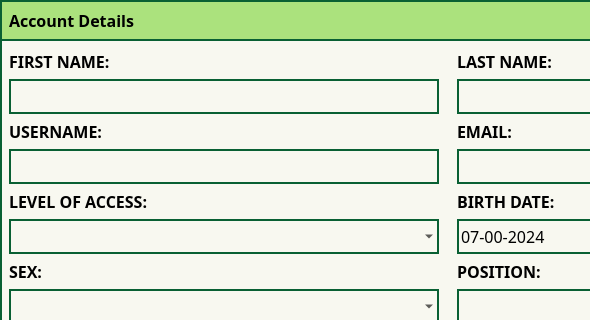
Before: the Qt Designer form Screens/MainMenuScreens/Security/Dialogs/DLog_UpdateUserDetails.ui in Bideiro/Ranil_project_py, drawn with Qt 5; both pictures show x 0 to 590 and y 0 to 320 of the 895 by 538 pixel window.
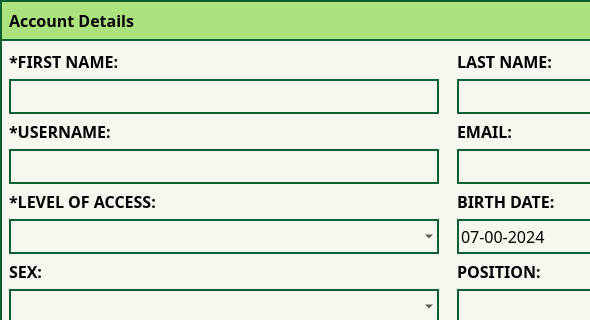
After: the same form once the commit is applied.

```diff
--- a/Screens/MainMenuScreens/Security/Dialogs/DLog_UpdateUserDetails.ui
+++ b/Screens/MainMenuScreens/Security/Dialogs/DLog_UpdateUserDetails.ui
@@ -144,7 +144,7 @@
                </font>
               </property>
               <property name="text">
-               <string>FIRST NAME:</string>
+               <string>*FIRST NAME:</string>
               </property>
              </widget>
             </item>
@@ -185,7 +185,7 @@
                </font>
               </property>
               <property name="text">
-               <string>USERNAME:</string>
+               <string>*USERNAME:</string>
               </property>
              </widget>
             </item>
@@ -226,7 +226,7 @@
                </font>
               </property>
               <property name="text">
-               <string>LEVEL OF ACCESS:</string>
+               <string>*LEVEL OF ACCESS:</string>
               </property>
              </widget>
             </item>
```
